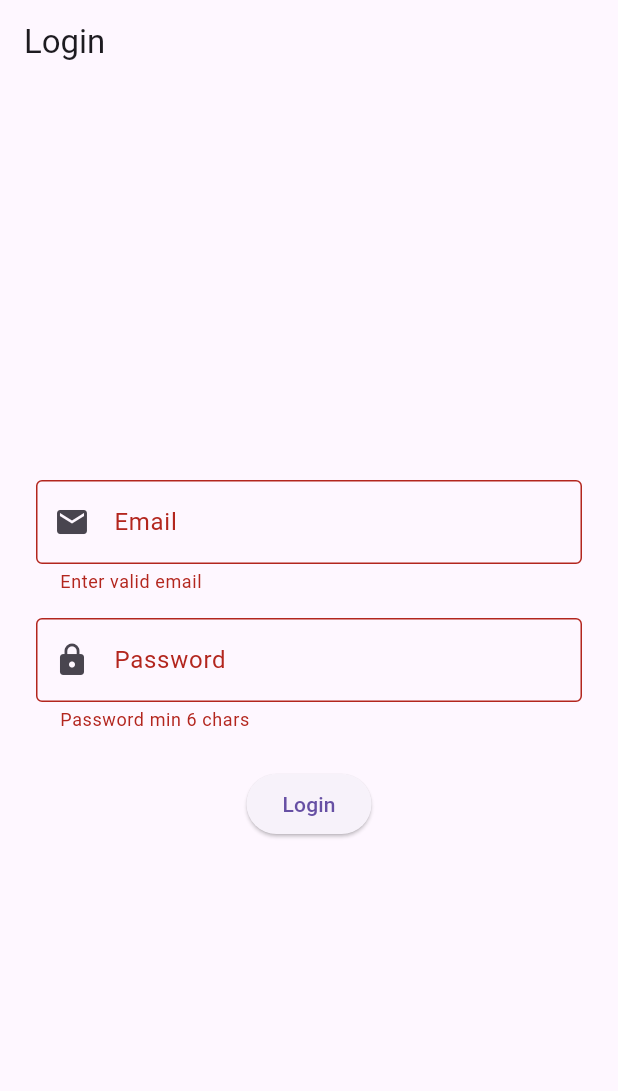
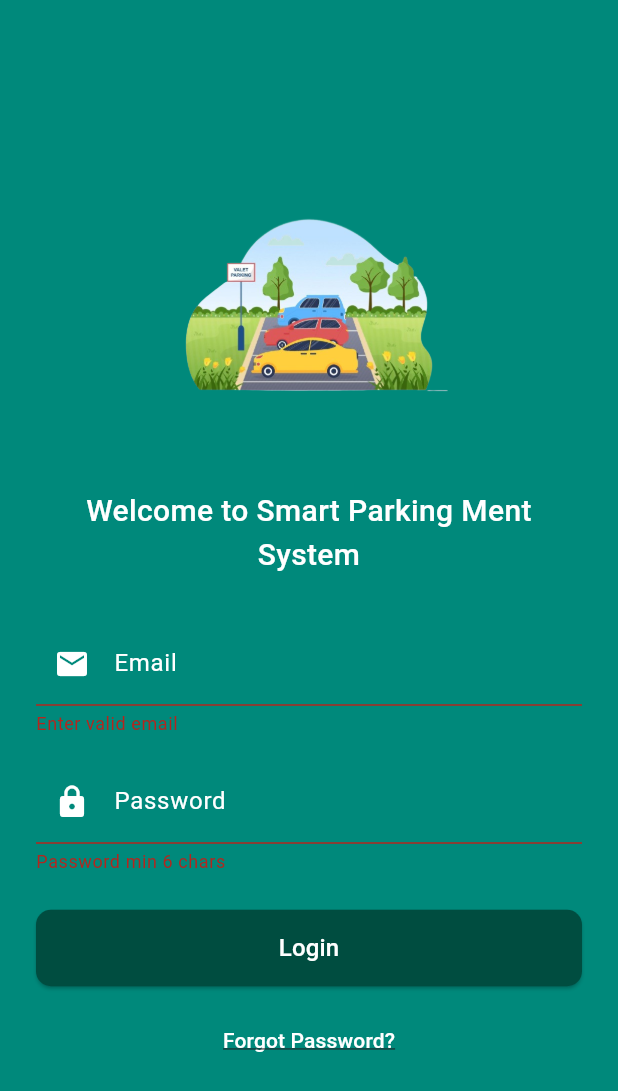
Before and after one commit to EngZobaer/SmartParking, a Flutter app: the screen it shows after launch, after a tap on "Login", on a phone screen of 412 x 824 dp. Shown: the top 1091 px of the screen. Run offline on Flutter 3.47's test engine with Material 3 defaults, Android fonts, the phone set to English and light mode, and no system bars; our stand-ins replace firebase_auth, firebase_core; accounts and stored records are empty.

Commit message:
Login Via Firebase

```diff
--- a/lib/login.dart
+++ b/lib/login.dart
@@ -1,6 +1,7 @@
 import 'package:flutter/material.dart';
 import 'package:firebase_auth/firebase_auth.dart';
 import 'dashboard.dart';
+import 'forgot_password.dart'; // Import the new page
 
 class LoginPage extends StatefulWidget {
   const LoginPage({super.key});
@@ -20,8 +21,12 @@
   String? errorMessage;
 
   Future<void> loginUser() async {
-    if (!_formKey.currentState!.validate()) {
-      print("Form validation failed");
+    if (!_formKey.currentState!.validate()) return;
+
+    if (emailController.text.trim().isEmpty || passwordController.text.isEmpty) {
+      setState(() {
+        errorMessage = "Email and password cannot be empty";
+      });
       return;
     }
 
@@ -33,18 +38,10 @@
     try {
       final email = emailController.text.trim();
       final password = passwordController.text.trim();
-
-      // Debugging: Log types
-      print("Attempting login for: $email");
-      print("Email type: ${email.runtimeType}");
-      print("Password type: ${password.runtimeType}");
-
       final result = await _auth.signInWithEmailAndPassword(
         email: email,
         password: password,
       );
-
-      print("Login successful: ${result.user?.uid}");
 
       if (!mounted) return;
       Navigator.pushReplacement(
@@ -52,7 +49,6 @@
         MaterialPageRoute(builder: (_) => const DashboardPage()),
       );
     } on FirebaseAuthException catch (e) {
-      print("FirebaseAuthException: ${e.code} - ${e.message}");
       setState(() {
         errorMessage = e.message;
       });
@@ -60,24 +56,14 @@
       ScaffoldMessenger.of(context).showSnackBar(
         SnackBar(
           content: Text(e.message ?? "Login failed"),
-          backgroundColor: Colors.red,
+          backgroundColor: Colors.yellow,
         ),
       );
-    } catch (e, stackTrace) {
+    } catch (e) {
       print("Unexpected error: $e");
-      print("Stack trace: $stackTrace");
-      print("Error type: ${e.runtimeType}");
-
       setState(() {
-        errorMessage = "Unexpected error occurred. Check console for details.";
+        errorMessage = "Unexpected error occurred.";
       });
-
-      ScaffoldMessenger.of(context).showSnackBar(
-        SnackBar(
-          content: Text("Unexpected error: ${e.toString()}"),
-          backgroundColor: Colors.red,
-        ),
-      );
     } finally {
       setState(() {
         isLoading = false;
@@ -92,10 +78,27 @@
     super.dispose();
   }
 
+  InputDecoration inputDecoration(String label, IconData icon) {
+    return InputDecoration(
+      labelText: label,
+      labelStyle: const TextStyle(color: Colors.white),
+      prefixIcon: Icon(icon, color: Colors.white),
+      enabledBorder: OutlineInputBorder(
+        borderSide: const BorderSide(color: Colors.white),
+        borderRadius: BorderRadius.circular(10),
+      ),
+      focusedBorder: OutlineInputBorder(
+        borderSide: const BorderSide(color: Colors.white, width: 2),
+        borderRadius: BorderRadius.circular(10),
+      ),
+      floatingLabelBehavior: FloatingLabelBehavior.auto,
+    );
+  }
+
   @override
   Widget build(BuildContext context) {
     return Scaffold(
-      appBar: AppBar(title: const Text('Login')),
+      backgroundColor: Colors.teal[600], // lighter teal background
       body: Padding(
         padding: const EdgeInsets.all(24.0),
         child: Center(
@@ -103,14 +106,28 @@
             child: Form(
               key: _formKey,
               child: Column(
+                mainAxisAlignment: MainAxisAlignment.center,
                 children: [
+                  Image.asset(
+                    'images/login1.png',
+                    width: 200,
+                    height: 200,
+                  ),
+                  const SizedBox(height: 20),
+                  const Text(
+                    'Welcome to Smart Parking Ment System',
+                    style: TextStyle(
+                      color: Colors.white,
+                      fontSize: 20,
+                      fontWeight: FontWeight.w500,
+                    ),
+                    textAlign: TextAlign.center,
+                  ),
+                  const SizedBox(height: 30),
                   TextFormField(
                     controller: emailController,
-                    decoration: const InputDecoration(
-                      labelText: 'Email',
-                      prefixIcon: Icon(Icons.email),
-                      border: OutlineInputBorder(),
-                    ),
+                    style: const TextStyle(color: Colors.white),
+                    decoration: inputDecoration('Email', Icons.email),
                     keyboardType: TextInputType.emailAddress,
                     validator: (val) =>
                     val != null && val.contains('@') ? null : 'Enter valid email',
@@ -118,29 +135,40 @@
                   const SizedBox(height: 16),
                   TextFormField(
                     controller: passwordController,
-                    decoration: const InputDecoration(
-                      labelText: 'Password',
-                      prefixIcon: Icon(Icons.lock),
-                      border: OutlineInputBorder(),
-                    ),
+                    style: const TextStyle(color: Colors.white),
+                    decoration: inputDecoration('Password', Icons.lock),
                     obscureText: true,
                     validator: (val) =>
                     val != null && val.length >= 6 ? null : 'Password min 6 chars',
                   ),
                   const SizedBox(height: 24),
+
+                  // Error message block commented out
+                  /*
                   if (errorMessage != null)
                     Padding(
                       padding: const EdgeInsets.only(bottom: 12),
                       child: Text(
                         errorMessage!,
                         style: const TextStyle(
-                          color: Colors.red,
+                          color: Colors.yellow,
                           fontWeight: FontWeight.bold,
                           fontSize: 14,
                         ),
                       ),
                     ),
-                  ElevatedButton(
+                  */
+
+                  SizedBox(
+                    width: double.infinity,
+                    child: ElevatedButton(
+                      style: ElevatedButton.styleFrom(
+                        backgroundColor: Colors.teal[900], // deeper teal button
+                        padding: const EdgeInsets.symmetric(vertical: 14),
+                        shape: RoundedRectangleBorder(
+                          borderRadius: BorderRadius.circular(10),
+                        ),
+                      ),
                       onPressed: isLoading ? null : loginUser,
                       child: isLoading
                           ? const SizedBox(
@@ -151,7 +179,30 @@
                           color: Colors.white,
                         ),
                       )
-                        : const Text('Login'),
+                          : const Text(
+                        'Login',
+                        style: TextStyle(fontSize: 16, color: Colors.white),
+                      ),
+                    ),
+                  ),
+
+                  const SizedBox(height: 12),
+
+                  TextButton(
+                    onPressed: () {
+                      Navigator.push(
+                        context,
+                        MaterialPageRoute(builder: (_) => const ForgotPasswordPage()),
+                      );
+                    },
+                    child: const Text(
+                      'Forgot Password?',
+                      style: TextStyle(
+                        color: Colors.white,
+                        decoration: TextDecoration.underline,
+                        fontSize: 14,
+                      ),
+                    ),
                   ),
                 ],
               ),
```
Also changed, not shown: lib/dashboard.dart (+8 -6 lines), lib/forgot_password.dart (added, +194 -0 lines). Lines whose indentation alone changed are shown as unchanged.
